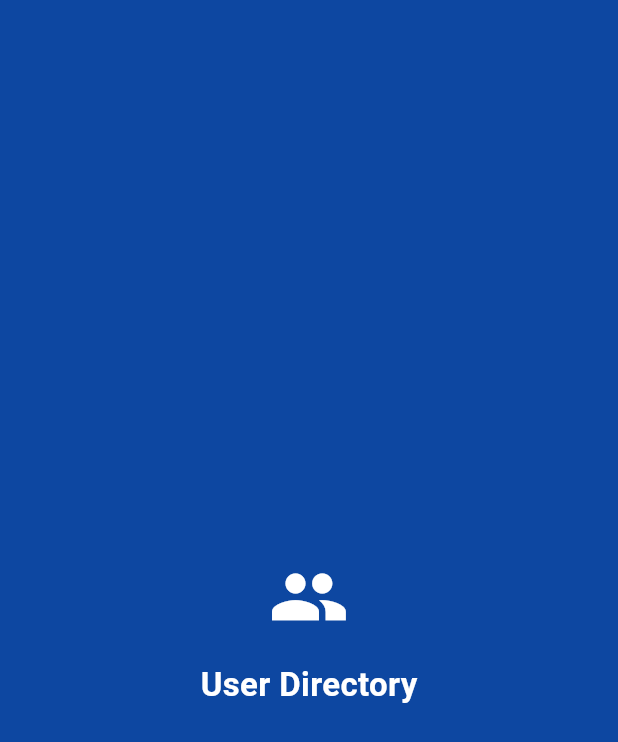
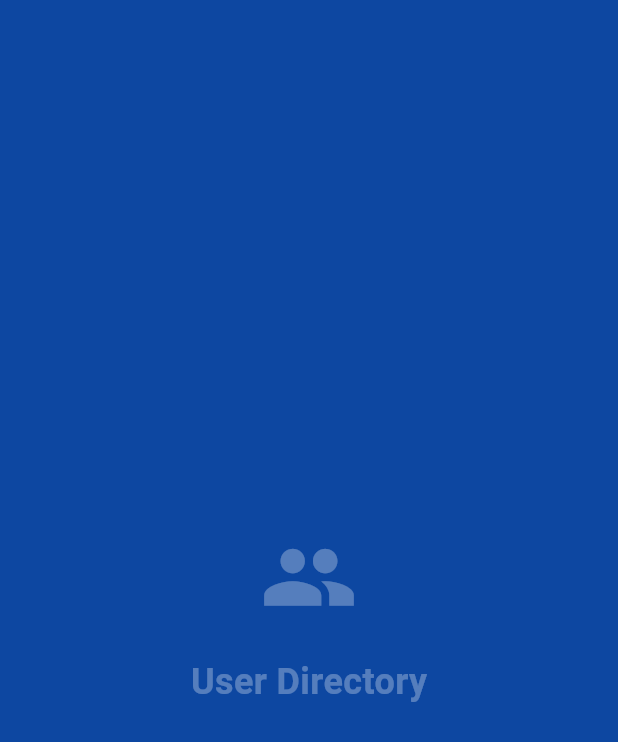
Before and after one commit to MohamedSirag/flutter_task, a Flutter app: the first screen one second after launch, on a phone screen of 412 x 824 dp. Shown: the top 742 px of the screen. Run offline on Flutter 3.47's test engine with Material 3 defaults, Android fonts, the phone set to English and light mode, and no system bars; drawn by our look-alikes of animated_splash_screen; our stand-ins replace dio, equatable, flutter_bloc, sizer.

Commit message:
code enhancement

```diff
--- a/lib/main.dart
+++ b/lib/main.dart
@@ -1,11 +1,10 @@
 import 'package:flutter/material.dart';
 import 'package:flutter_bloc/flutter_bloc.dart';
 import 'package:sizer/sizer.dart';
-import 'package:animated_splash_screen/animated_splash_screen.dart';
 import 'core/constants/api_constants.dart';
 import 'data/repositories/user_repository.dart';
-import 'presentation/cubits/user_details_cubit.dart';
-import 'presentation/cubits/users_cubit.dart';
+import 'presentation/cubits/user_details/user_details_cubit.dart';
+import 'presentation/cubits/user/users_cubit.dart';
 import 'presentation/screens/splash_screen.dart';
 import 'presentation/screens/users_screen.dart';
 import 'presentation/screens/user_details_screen.dart';
--- /dev/null
+++ b/lib/presentation/cubits/splash/splash_state.dart
@@ -0,0 +1,24 @@
+import 'package:equatable/equatable.dart';
+
+class SplashState extends Equatable {
+  final double progress;
+  final bool isComplete;
+
+  const SplashState({
+    this.progress = 0.0,
+    this.isComplete = false,
+  });
+
+  SplashState copyWith({
+    double? progress,
+    bool? isComplete,
+  }) {
+    return SplashState(
+      progress: progress ?? this.progress,
+      isComplete: isComplete ?? this.isComplete,
+    );
+  }
+
+  @override
+  List<Object> get props => [progress, isComplete];
+}
--- a/lib/presentation/cubits/users_cubit.dart
+++ b/lib/presentation/cubits/user/users_cubit.dart
@@ -1,7 +1,7 @@
 import 'package:flutter_bloc/flutter_bloc.dart';
 import 'package:equatable/equatable.dart';
-import '../../data/repositories/user_repository.dart';
-import '../../data/models/user_model.dart';
+import '../../../data/repositories/user_repository.dart';
+import '../../../data/models/user_model.dart';
 
 part 'users_state.dart';
 
--- a/lib/presentation/cubits/user_details_cubit.dart
+++ b/lib/presentation/cubits/user_details/user_details_cubit.dart
@@ -1,8 +1,8 @@
 import 'package:flutter_bloc/flutter_bloc.dart';
 import 'package:equatable/equatable.dart';
-import '../../data/repositories/user_repository.dart';
-import '../../data/models/user_model.dart';
-import '../../data/models/support_model.dart';
+import '../../../data/repositories/user_repository.dart';
+import '../../../data/models/user_model.dart';
+import '../../../data/models/support_model.dart';
 
 part 'user_details_state.dart';
 
--- a/lib/presentation/screens/splash_screen.dart
+++ b/lib/presentation/screens/splash_screen.dart
@@ -1,28 +1,49 @@
 import 'package:flutter/material.dart';
-import 'package:sizer/sizer.dart';
-import 'package:animated_splash_screen/animated_splash_screen.dart';
-import '../../core/constants/styles.dart';
-import '../../core/constants/constants.dart';
-import 'users_screen.dart';
+import 'package:flutter_bloc/flutter_bloc.dart';
+import '../cubits/splash/splash_cubit.dart';
+import '../cubits/splash/splash_state.dart';
 
 class SplashScreen extends StatelessWidget {
   const SplashScreen({super.key});
 
   @override
   Widget build(BuildContext context) {
-    return AnimatedSplashScreen(
-      splash: Column(
-        mainAxisAlignment: MainAxisAlignment.center,
-        children: [
-          Icon(Icons.people, size: 6.5.h, color: Colors.white),
-          SizedBox(height: 2.h),
-          Text('User Directory', style: AppStyles.titleStyle),
-        ],
+    return BlocProvider(
+      create: (context) => SplashCubit()..startAnimation(),
+      child: BlocListener<SplashCubit, SplashState>(
+        listener: (context, state) {
+          if (state.isComplete) {
+            Navigator.of(context).pushReplacementNamed('/users');
+          }
+        },
+        child: BlocBuilder<SplashCubit, SplashState>(
+          builder: (context, state) {
+            return Scaffold(
+              backgroundColor: Colors.blue.shade900,
+              body: Opacity(
+                opacity: state.progress,
+                child: const Center(
+                  child: Column(
+                    mainAxisAlignment: MainAxisAlignment.center,
+                    children: [
+                      Icon(Icons.people, size: 65, color: Colors.white),
+                      SizedBox(height: 20),
+                      Text(
+                        'User Directory',
+                        style: TextStyle(
+                          fontSize: 24,
+                          fontWeight: FontWeight.bold,
+                          color: Colors.white,
+                        ),
+                      ),
+                    ],
+                  ),
+                ),
+              ),
+            );
+          },
+        ),
       ),
-      nextScreen: UsersScreen(),
-      splashTransition: SplashTransition.fadeTransition,
-      duration: Duration(seconds: 3).inMilliseconds,
-      backgroundColor: AppColors.primaryColor,
     );
   }
 }
--- a/lib/presentation/screens/user_details_screen.dart
+++ b/lib/presentation/screens/user_details_screen.dart
@@ -4,11 +4,11 @@ import 'package:flutter_bloc/flutter_bloc.dart';
 import 'package:sizer/sizer.dart';
 import '../../data/models/user_model.dart';
 import '../../data/models/support_model.dart';
-import '../cubits/user_details_cubit.dart';
+import '../cubits/user_details/user_details_cubit.dart';
 import '../widgets/common/loading_indicator.dart';
 import '../widgets/common/error_widget.dart';
 import '../../core/constants/styles.dart';
-import '../widgets/user/user_details_content.dart';
+import '../widgets/user_details/user_details_content.dart';
 
 class UserDetailsScreen extends StatelessWidget {
   const UserDetailsScreen({super.key});
@@ -16,6 +16,7 @@ class UserDetailsScreen extends StatelessWidget {
   @override
   Widget build(BuildContext context) {
     return Scaffold(
+      backgroundColor: Colors.white,
       appBar: AppBar(title: const Text('User Details')),
       body: BlocBuilder<UserDetailsCubit, UserDetailsState>(
         builder: (context, state) {
--- a/lib/presentation/widgets/common/error_widget.dart
+++ b/lib/presentation/widgets/common/error_widget.dart
@@ -1,7 +1,7 @@
 import 'package:flutter/material.dart';
 import 'package:flutter_bloc/flutter_bloc.dart';
 import 'package:sizer/sizer.dart';
-import '../../cubits/users_cubit.dart';
+import '../../cubits/user/users_cubit.dart';
 import '../../../core/constants/styles.dart';
 
 class AppErrorWidget extends StatelessWidget {
--- a/pubspec.yaml
+++ b/pubspec.yaml
@@ -18,10 +18,7 @@ dependencies:
   dio: ^5.2.1
   equatable: ^2.0.5
   sizer: ^2.0.15
-  cached_network_image: ^3.2.3
   infinite_scroll_pagination: ^3.2.0
-  shimmer: ^3.0.0
-  animated_splash_screen:
 
 
 dev_dependencies:
```
Also changed, not shown: lib/presentation/cubits/splash/splash_cubit.dart (added, +31 -0 lines), lib/presentation/screens/users_screen.dart (+4 -3 lines), lib/presentation/widgets/user/user_card.dart (+7 -2 lines), lib/presentation/widgets/user_details/user_details_content.dart (renamed from lib/presentation/widgets/user/user_details_content.dart, +7 -22 lines), lib/presentation/cubits/user/users_state.dart (renamed from lib/presentation/cubits/users_state.dart), lib/presentation/cubits/user_details/user_details_state.dart (renamed from lib/presentation/cubits/user_details_state.dart), lib/presentation/widgets/user_details/detail_row.dart (renamed from lib/presentation/widgets/user/detail_row.dart), pubspec.lock, 2 other files.
